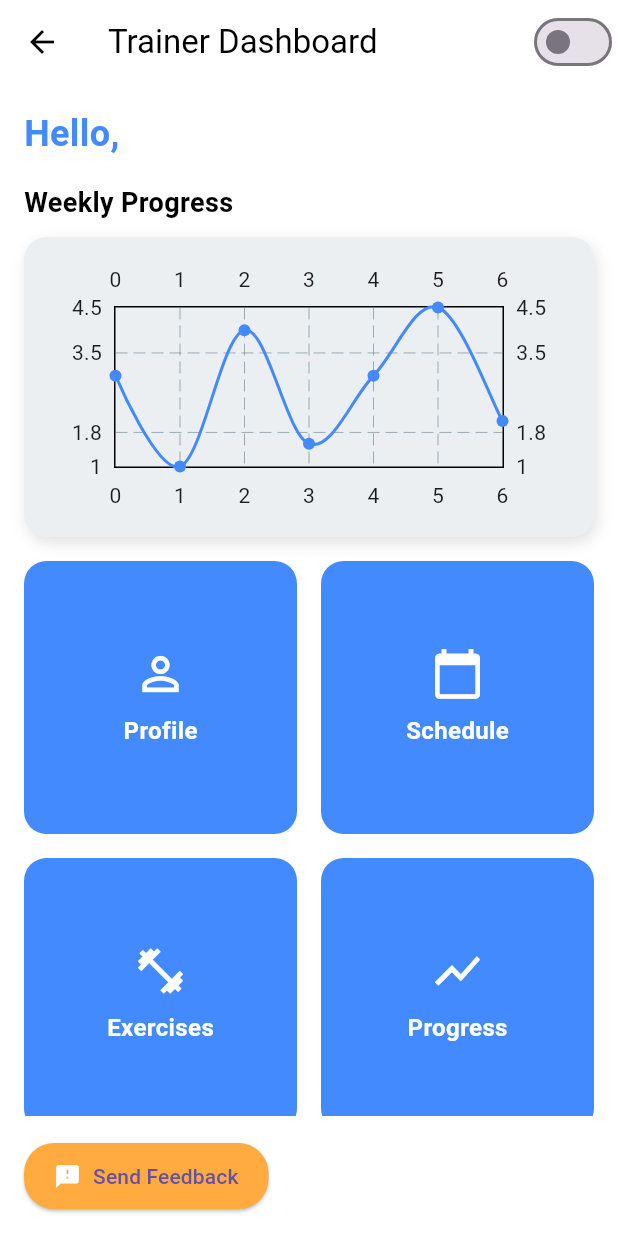
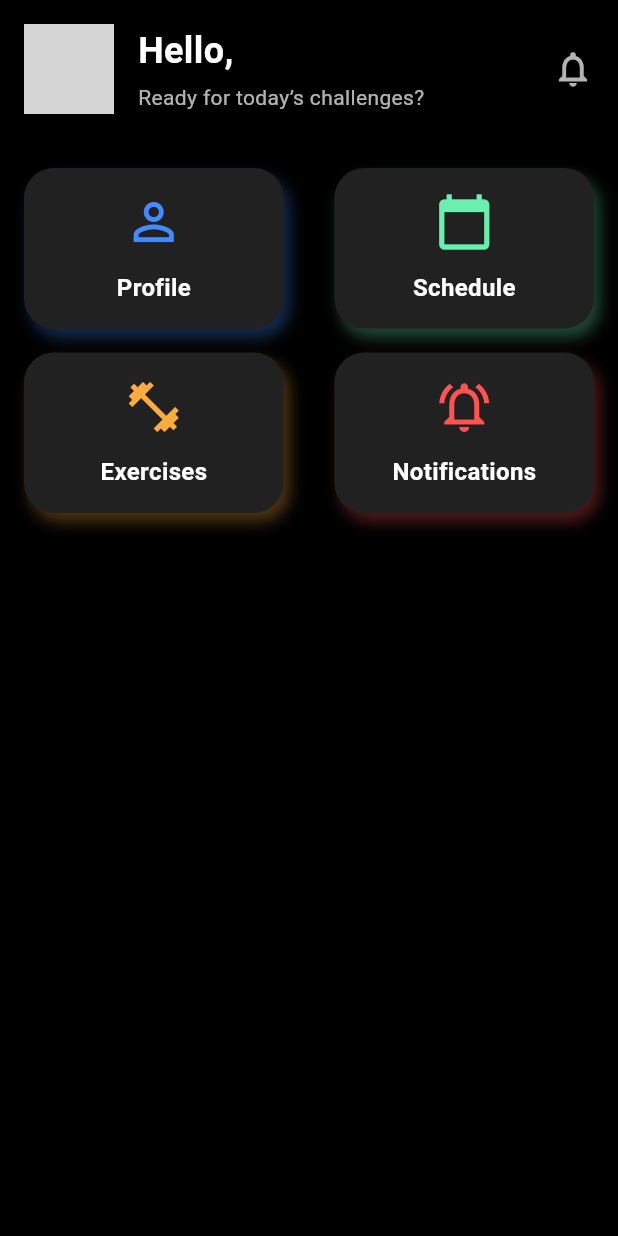
Before and after one commit to shifaaKh28/BodyAndMind, a Flutter app: the TrainerDashboard screen opened by its route, on a phone screen of 412 x 824 dp. Run offline on Flutter 3.47's test engine with Material 3 defaults, Android fonts, the phone set to English and light mode, and no system bars; drawn by our look-alikes of fl_chart; our stand-ins replace cloud_firestore, firebase_auth, firebase_core, firebase_storage, image_picker; accounts and stored records are empty; grey boxes are pictures that could not be loaded.

Commit message:
Update dashboard.dart

```diff
--- a/lib/screens/trainer/dashboard.dart
+++ b/lib/screens/trainer/dashboard.dart
@@ -1,11 +1,10 @@
 import 'package:flutter/material.dart';
 import 'package:firebase_auth/firebase_auth.dart';
 import 'package:cloud_firestore/cloud_firestore.dart';
-import 'package:fl_chart/fl_chart.dart';
-import '../Trainer/profile/notifications.dart';
-import '../Trainer/profile/profile_screen.dart';
+
+import 'profile/notifications.dart';
+import 'profile/profile_screen.dart';
 import '../trainee/profile/exercises.dart';
-import '../trainee/profile/progress.dart';
 import '../trainee/profile/schedule.dart';
 
 class TrainerDashboard extends StatefulWidget {
@@ -13,36 +12,14 @@ class TrainerDashboard extends StatefulWidget {
   _TrainerDashboardState createState() => _TrainerDashboardState();
 }
 
-class _TrainerDashboardState extends State<TrainerDashboard>
-    with SingleTickerProviderStateMixin {
-  late AnimationController _controller;
-  late Animation<double> _fadeAnimation;
+class _TrainerDashboardState extends State<TrainerDashboard> {
   String _trainerName = ''; // Holds the dynamically fetched trainer name
   bool _isLoading = true; // Loading state
-  bool _isDarkMode = false; // Dark Mode state
 
   @override
   void initState() {
     super.initState();
-
-    _controller = AnimationController(
-      duration: const Duration(seconds: 2),
-      vsync: this,
-    );
-
-    _fadeAnimation = CurvedAnimation(
-      parent: _controller,
-      curve: Curves.easeIn,
-    );
-
-    _controller.forward();
     _fetchTrainerName();
-  }
-
-  @override
-  void dispose() {
-    _controller.dispose();
-    super.dispose();
   }
 
   // Fetch trainer's name from Firestore
@@ -72,125 +49,98 @@ class _TrainerDashboardState extends State<TrainerDashboard>
   @override
   Widget build(BuildContext context) {
     return Scaffold(
-      backgroundColor: _isDarkMode ? Colors.black : Colors.white,
-      appBar: AppBar(
-        title: Text(
-          'Trainer Dashboard',
-          style: TextStyle(
-            color: _isDarkMode ? Colors.white : Colors.black,
-          ),
-        ),
-        backgroundColor: Colors.transparent,
-        elevation: 0,
-        leading: IconButton(
-          icon: Icon(Icons.arrow_back, color: _isDarkMode ? Colors.white : Colors.black),
-          onPressed: () => Navigator.pop(context),
-        ),
-        actions: [
-          Switch(
-            value: _isDarkMode,
-            onChanged: (value) {
-              setState(() {
-                _isDarkMode = value;
-              });
-            },
-            activeColor: Colors.blueAccent,
-          ),
-        ],
-      ),
+      backgroundColor: Colors.black, // Dark background
       body: SafeArea(
         child: _isLoading
             ? Center(
-          child: CircularProgressIndicator(
-            color: _isDarkMode ? Colors.white : Colors.blueAccent,
-          ),
+          child: CircularProgressIndicator(color: Colors.white),
         )
             : Column(
           crossAxisAlignment: CrossAxisAlignment.start,
           children: [
-            // Welcome Section with Animation
+            // Header Section
             Padding(
               padding: const EdgeInsets.all(16.0),
-              child: WelcomeText(name: _trainerName),
+              child: Row(
+                crossAxisAlignment: CrossAxisAlignment.center,
+                children: [
+                  CircleAvatar(
+                    radius: 30,
+                    backgroundImage:
+                    AssetImage('assets/profile_placeholder.png'),
                   ),
-
-            // Progress Chart Section
-            Padding(
-              padding: const EdgeInsets.symmetric(horizontal: 16.0),
-              child: Text(
-                'Weekly Progress',
+                  SizedBox(width: 16),
+                  Column(
+                    crossAxisAlignment: CrossAxisAlignment.start,
+                    children: [
+                      Text(
+                        'Hello, $_trainerName',
                         style: TextStyle(
-                  fontSize: 18,
+                          fontSize: 24,
                           fontWeight: FontWeight.bold,
-                  color: _isDarkMode ? Colors.white : Colors.black,
+                          color: Colors.white,
                         ),
                       ),
-            ),
-            SizedBox(height: 10),
-            Container(
-              height: 200,
-              margin: const EdgeInsets.symmetric(horizontal: 16.0),
-              decoration: BoxDecoration(
-                color: _isDarkMode ? Colors.white10 : Colors.blueGrey[50],
-                borderRadius: BorderRadius.circular(15),
-                boxShadow: [
-                  BoxShadow(
-                    color: _isDarkMode ? Colors.black54 : Colors.grey.withOpacity(0.3),
-                    blurRadius: 8,
-                    offset: Offset(2, 4),
+                      SizedBox(height: 4),
+                      Text(
+                        'Ready for today’s challenges?',
+                        style: TextStyle(color: Colors.white70),
                       ),
                     ],
                   ),
-              child: ProgressChart(), // Add chart here
+                  Spacer(),
+                  Icon(Icons.notifications_outlined,
+                      color: Colors.white70, size: 28),
+                ],
               ),
+            ),
+            SizedBox(height: 20),
 
-            // Grid Options Section
+            // Dashboard Cards
             Expanded(
-              child: GridView.count(
-                crossAxisCount: 2,
-                crossAxisSpacing: 16,
-                mainAxisSpacing: 16,
-                padding: const EdgeInsets.all(16),
+              child: SingleChildScrollView(
+                padding: const EdgeInsets.symmetric(horizontal: 16),
+                child: Column(
                   children: [
-                  AnimatedCard(
+                    // First Row of Cards
+                    Row(
+                      mainAxisAlignment: MainAxisAlignment.spaceBetween,
+                      children: [
+                        _buildDashboardCard(
                           title: 'Profile',
                           icon: Icons.person_outline,
+                          color: Colors.blueAccent,
+                          targetScreen: ProfileScreen(isTrainer: true),
                         ),
-                  AnimatedCard(
+                        _buildDashboardCard(
                           title: 'Schedule',
                           icon: Icons.calendar_today,
-                  ),
-                  AnimatedCard(
-                    title: 'Exercises',
-                    icon: Icons.fitness_center_outlined,
-                  ),
-                  AnimatedCard(
-                    title: 'Progress',
-                    icon: Icons.show_chart,
-                  ),
-                  AnimatedCard(
-                    title: 'Notifications',
-                    icon: Icons.notifications_active_outlined,
+                          color: Colors.greenAccent,
+                          targetScreen: ScheduleScreen(),
                         ),
                       ],
                     ),
+                    SizedBox(height: 16),
+
+                    // Second Row of Cards
+                    Row(
+                      mainAxisAlignment: MainAxisAlignment.spaceBetween,
+                      children: [
+                        _buildDashboardCard(
+                          title: 'Exercises',
+                          icon: Icons.fitness_center_outlined,
+                          color: Colors.orangeAccent,
+                          targetScreen: ExercisesScreen(),
                         ),
-
-            // Feedback Button
-            Padding(
-              padding: const EdgeInsets.all(16.0),
-              child: ElevatedButton.icon(
-                onPressed: () {
-                  // Navigate to feedback page or show dialog
-                },
-                icon: Icon(Icons.feedback, color: Colors.white),
-                label: Text('Send Feedback'),
-                style: ElevatedButton.styleFrom(
-                  backgroundColor: Colors.orangeAccent,
-                  shape: RoundedRectangleBorder(
-                    borderRadius: BorderRadius.circular(20),
+                        _buildDashboardCard(
+                          title: 'Notifications',
+                          icon: Icons.notifications_active_outlined,
+                          color: Colors.redAccent,
+                          targetScreen: NotificationsScreen(),
                         ),
-                  padding: EdgeInsets.symmetric(horizontal: 20, vertical: 12),
+                      ],
+                    ),
+                  ],
                 ),
               ),
             ),
@@ -200,8 +150,8 @@ class _TrainerDashboardState extends State<TrainerDashboard>
     );
   }
 
-// Option Card Styling
-  Widget _buildOptionCard({
+  // Dashboard Card Widget
+  Widget _buildDashboardCard({
     required String title,
     required IconData icon,
     required Color color,
@@ -215,34 +165,30 @@ class _TrainerDashboardState extends State<TrainerDashboard>
         );
       },
       child: Container(
+        width: MediaQuery.of(context).size.width * 0.42,
+        padding: EdgeInsets.all(16),
         decoration: BoxDecoration(
-          color: _isDarkMode
-              ? Colors.grey[900]
-              : color.withOpacity(0.2), // Dark background for cards
+          color: Colors.grey[900],
           borderRadius: BorderRadius.circular(20),
           boxShadow: [
             BoxShadow(
-              color: _isDarkMode ? Colors.black54 : color.withOpacity(0.4),
+              color: color.withOpacity(0.3),
               blurRadius: 8,
-              offset: Offset(2, 4),
+              offset: Offset(4, 6),
             ),
           ],
         ),
         child: Column(
           mainAxisAlignment: MainAxisAlignment.center,
           children: [
-            Icon(
-              icon,
-              size: 40,
-              color: _isDarkMode ? Colors.white70 : color,
-            ),
-            SizedBox(height: 8),
+            Icon(icon, size: 40, color: color),
+            SizedBox(height: 12),
             Text(
               title,
               style: TextStyle(
                 fontSize: 16,
                 fontWeight: FontWeight.bold,
-                color: _isDarkMode ? Colors.white : Colors.black87,
+                color: Colors.white,
               ),
             ),
           ],
@@ -251,143 +197,3 @@ class _TrainerDashboardState extends State<TrainerDashboard>
     );
   }
 }
-
-class AnimatedCard extends StatefulWidget {
-  final String title;
-  final IconData icon;
-
-  AnimatedCard({required this.title, required this.icon});
-
-  @override
-  _AnimatedCardState createState() => _AnimatedCardState();
-}
-
-class _AnimatedCardState extends State<AnimatedCard> {
-  bool _isHovered = false;
-
-  @override
-  Widget build(BuildContext context) {
-    return GestureDetector(
-      onTap: () {
-        // Handle card tap action
-      },
-      child: AnimatedContainer(
-        duration: Duration(milliseconds: 300),
-        padding: EdgeInsets.all(_isHovered ? 20 : 16),
-        decoration: BoxDecoration(
-          color: _isHovered ? Colors.blueGrey[700] : Colors.blueAccent,
-          borderRadius: BorderRadius.circular(15),
-          boxShadow: _isHovered
-              ? [
-            BoxShadow(
-              color: Colors.black45,
-              blurRadius: 10,
-              offset: Offset(4, 4),
-            ),
-          ]
-              : [],
-        ),
-        child: Column(
-          mainAxisAlignment: MainAxisAlignment.center,
-          children: [
-            Icon(widget.icon, color: Colors.white, size: 36),
-            SizedBox(height: 8),
-            Text(
-              widget.title,
-              style: TextStyle(
-                color: Colors.white,
-                fontSize: 16,
-                fontWeight: FontWeight.bold,
-              ),
-            ),
-          ],
-        ),
-      ),
-    );
-  }
-}
-
-
-class WelcomeText extends StatefulWidget {
-  final String name;
-
-  WelcomeText({required this.name});
-
-  @override
-  _WelcomeTextState createState() => _WelcomeTextState();
-}
-
-class _WelcomeTextState extends State<WelcomeText> with SingleTickerProviderStateMixin {
-  late AnimationController _controller;
-  late Animation<Offset> _offsetAnimation;
-
-  @override
-  void initState() {
-    super.initState();
-    _controller = AnimationController(
-      duration: const Duration(seconds: 1),
-      vsync: this,
-    );
-    _offsetAnimation = Tween<Offset>(
-      begin: Offset(-1.5, 0.0),
-      end: Offset.zero,
-    ).animate(CurvedAnimation(
-      parent: _controller,
-      curve: Curves.easeInOut,
-    ));
-    _controller.forward();
-  }
-
-  @override
-  void dispose() {
-    _controller.dispose();
-    super.dispose();
-  }
-
-  @override
-  Widget build(BuildContext context) {
-    return SlideTransition(
-      position: _offsetAnimation,
-      child: Text(
-        'Hello, ${widget.name}',
-        style: TextStyle(
-          fontSize: 24,
-          fontWeight: FontWeight.bold,
-          color: Colors.blueAccent,
-        ),
-      ),
-    );
-  }
-}
-
-
-class ProgressChart extends StatelessWidget {
-  @override
-  Widget build(BuildContext context) {
-    return Padding(
-      padding: const EdgeInsets.all(16.0),
-      child: LineChart(
-        LineChartData(
-          gridData: FlGridData(show: true),
-          titlesData: FlTitlesData(show: true),
-          borderData: FlBorderData(show: true),
-          lineBarsData: [
-            LineChartBarData(
-              spots: [
-                FlSpot(0, 3),
-                FlSpot(1, 1),
-                FlSpot(2, 4),
-                FlSpot(3, 1.5),
-                FlSpot(4, 3),
-                FlSpot(5, 4.5),
-                FlSpot(6, 2),
-              ],
-              isCurved: true,
-              color: Colors.blueAccent, // Updated parameter
-            ),
-          ],
-        ),
-      ),
-    );
-  }
-}
```
Lines whose indentation alone changed are shown as unchanged.
